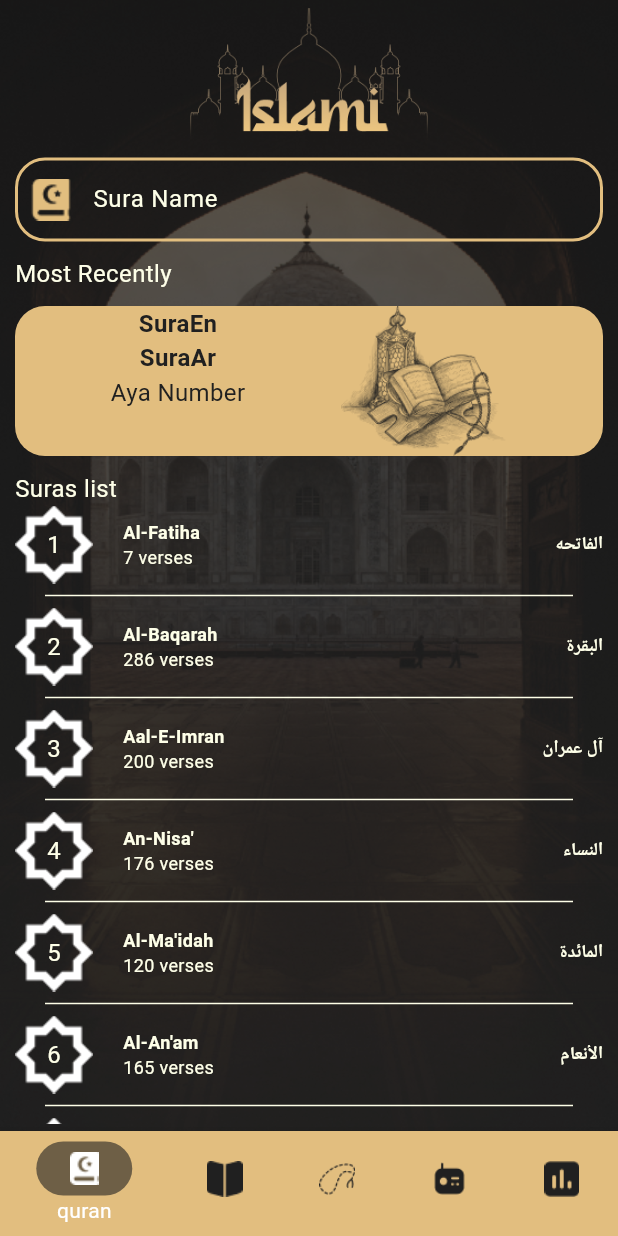
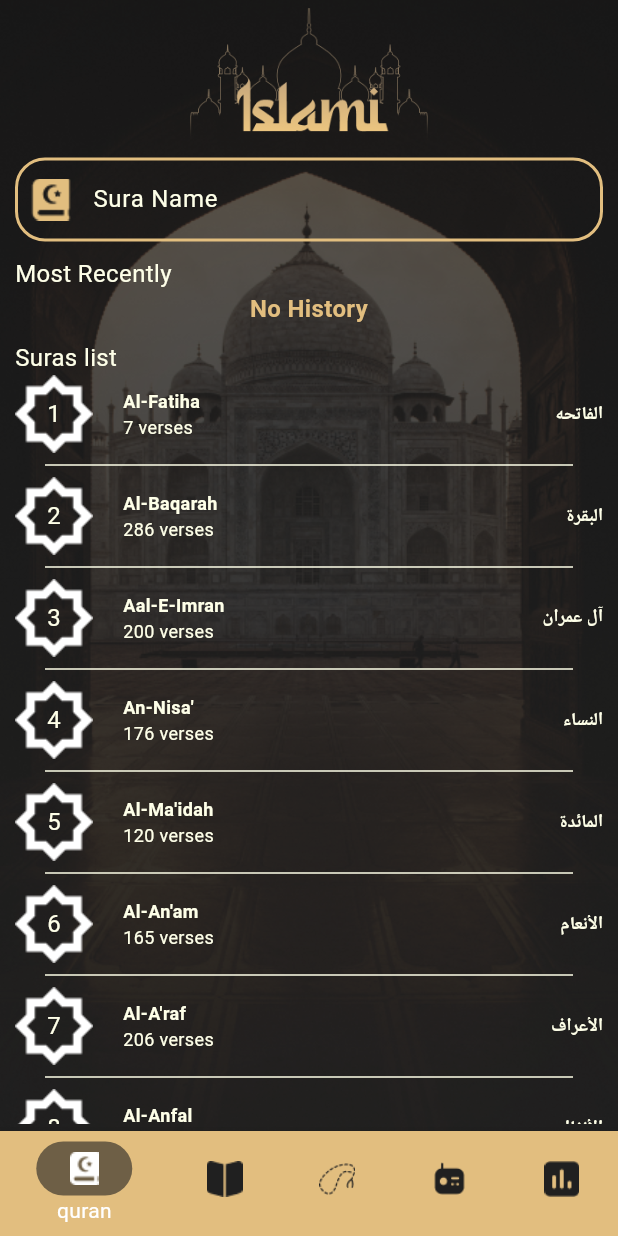
Before and after one commit to dekheel/new_islamic, a Flutter app: the screen it shows after launch, on a phone screen of 412 x 824 dp. Run offline on Flutter 3.47's test engine with Material 3 defaults, Android fonts, the phone set to English and light mode, and no system bars; our stand-ins replace carousel_slider, shared_preferences.

Commit message:
Most Recently Suras

```diff
--- a/lib/Model/sura_model.dart
+++ b/lib/Model/sura_model.dart
@@ -356,6 +356,20 @@ class SuraModel {
 
   static final List<SuraModel> suraList = [];
 
+  // return SuraNo from its name
+
+  static int buildSuraNo(SuraModel sura_model) {
+    return int.parse(
+        sura_model.fileName.substring(0, sura_model.fileName.indexOf('.')));
+  }
+
+  // return SuraModel by its No
+  static SuraModel suraByIndex(String index) {
+    return suraList.firstWhere((suraModel) {
+      return buildSuraNo(suraModel).toString() == index;
+    });
+  }
+
   SuraModel(
       {required this.suraEnName,
       required this.suraArName,
--- a/lib/Pages/Home/home_page.dart
+++ b/lib/Pages/Home/home_page.dart
@@ -20,7 +20,7 @@ class _HomePageState extends State<HomePage> {
   int selectedBottomNavBarIndex = 0;
 
   List<Widget> tabsBody = [
-    const QuranTab(),
+    QuranTab(),
     HadethTab(),
     const SebhaTab(),
     const RadioTab(),
--- a/lib/Tabs/Quran/Widgets/most_recent_card.dart
+++ b/lib/Tabs/Quran/Widgets/most_recent_card.dart
@@ -1,50 +1,83 @@
 import 'package:flutter/material.dart';
+import 'package:islami_app_new/Pages/Quran/sura_details_screen.dart';
 import 'package:islami_app_new/core/app_assets.dart';
 import 'package:islami_app_new/core/app_colors.dart';
 
+import '../../../Model/sura_model.dart';
+
 class MostRecentCard extends StatelessWidget {
-  const MostRecentCard({super.key});
+  MostRecentCard({super.key, this.suraModel, this.deleteRecent});
 
+  final SuraModel? suraModel;
+  Future<void> Function(int index)? deleteRecent;
   @override
   Widget build(BuildContext context) {
-    return Column(
-      crossAxisAlignment: CrossAxisAlignment.stretch,
+    return suraModel != null
+        ? Stack(
             children: [
-        const SizedBox(height: 10),
-        Text(
-          "Most Recently",
-          style: _txtStyleBuilder(),
-        ),
-        const SizedBox(height: 10),
-        Container(
-            height: 100,
+              InkWell(
+                  onTap: () {
+                    Navigator.of(context).pushNamed(SuraDetailsScreen.routeName,
+                        arguments: suraModel);
+                  },
+                  child: Container(
+                      height: 150,
                       decoration: BoxDecoration(
                           color: AppColors.primaryDark,
                           borderRadius: BorderRadius.circular(20)),
-            child: Row(
+                      child: Column(
+                        mainAxisAlignment: MainAxisAlignment.center,
+                        children: [
+                          Row(
                             mainAxisAlignment: MainAxisAlignment.spaceEvenly,
                             children: [
                               Column(
                                 crossAxisAlignment: CrossAxisAlignment.center,
                                 children: [
                                   Text(
-                      "SuraEn",
+                                    suraModel!.suraArName,
                                     style: _txtStyleBuilder(
                                         color: AppColors.blackColor,
                                         fontWeight: FontWeight.bold),
                                   ),
-                    Text("SuraAr",
+                                  Text(suraModel!.suraEnName,
                                       style: _txtStyleBuilder(
                                           color: AppColors.blackColor,
                                           fontWeight: FontWeight.bold)),
-                    Text("Aya Number",
-                        style: _txtStyleBuilder(color: AppColors.blackColor)),
+                                  Text(suraModel!.noVerses,
+                                      style: _txtStyleBuilder(
+                                          color: AppColors.blackColor)),
                                 ],
                               ),
                               Image.asset(AppAssets.recentQuranImage)
                             ],
-            )),
+                          ),
                         ],
+                      ))),
+              Positioned(
+                  top: 5,
+                  right: 5,
+                  child: CircleAvatar(
+                    radius: 15,
+                    backgroundColor: Color.fromARGB(255, 47, 47, 47),
+                    child: IconButton(
+                      onPressed: () {
+                        deleteRecent!(SuraModel.buildSuraNo(suraModel!));
+                      },
+                      icon: Icon(
+                        Icons.delete,
+                      ),
+                      iconSize: 15,
+                      color: AppColors.primaryDark,
+                    ),
+                  ))
+            ],
+          )
+        : Text(
+            textAlign: TextAlign.center,
+            "No History",
+            style: _txtStyleBuilder(
+                color: AppColors.primaryDark, fontWeight: FontWeight.bold),
           );
   }
 
--- a/lib/Tabs/Quran/quran_tab.dart
+++ b/lib/Tabs/Quran/quran_tab.dart
@@ -1,3 +1,4 @@
+import 'package:carousel_slider/carousel_slider.dart';
 import 'package:flutter/material.dart';
 import 'package:islami_app_new/Model/sura_model.dart';
 import 'package:islami_app_new/Pages/Quran/sura_details_screen.dart';
@@ -5,6 +6,7 @@ import 'package:islami_app_new/Tabs/Quran/Widgets/most_recent_card.dart';
 import 'package:islami_app_new/Tabs/Quran/Widgets/suras_list.dart';
 import 'package:islami_app_new/core/app_assets.dart';
 import 'package:islami_app_new/core/app_colors.dart';
+import 'package:shared_preferences/shared_preferences.dart';
 
 class QuranTab extends StatefulWidget {
   const QuranTab({Key? key}) : super(key: key);
@@ -27,12 +29,15 @@ class _QuranTabState extends State<QuranTab> {
   @override
   void initState() {
     addSuraList();
+    getRecentSura();
     // TODO: implement initState
     super.initState();
   }
 
   List<SuraModel> filteredSuraList = SuraModel.suraList;
   TextEditingController searchTxt = TextEditingController();
+
+  List<String>? mostRecentSuraNo = [];
 
   @override
   Widget build(BuildContext context) {
@@ -89,8 +94,33 @@ class _QuranTabState extends State<QuranTab> {
                         )
                       : null),
             ),
+            const SizedBox(height: 10),
+
             searchTxt.text.isEmpty
-                ? const MostRecentCard()
+                ? Text(
+                    "Most Recently",
+                    style: _txtStyleBuilder(),
+                  )
+                : const SizedBox.shrink(),
+
+            searchTxt.text.isEmpty
+                ? (mostRecentSuraNo != null && mostRecentSuraNo!.isNotEmpty)
+                    ? CarouselSlider.builder(
+                        itemBuilder: (context, index, realIndex) {
+                          return MostRecentCard(
+                              suraModel: SuraModel.suraByIndex(
+                                  mostRecentSuraNo![index]),
+                              deleteRecent: removeSura);
+                        },
+                        itemCount: mostRecentSuraNo?.length,
+                        options: CarouselOptions(
+                            enableInfiniteScroll: false,
+                            height: 160,
+                            reverse: true,
+                            viewportFraction: .75,
+                            enlargeCenterPage: true),
+                      )
+                    : MostRecentCard()
                 : const SizedBox.shrink(),
             const SizedBox(height: 10),
             Text(
@@ -108,10 +138,10 @@ class _QuranTabState extends State<QuranTab> {
                         Navigator.of(context).pushNamed(
                             SuraDetailsScreen.routeName,
                             arguments: sura_model);
+                        saveRecentSura(SuraModel.buildSuraNo(sura_model));
                       },
                       child: SurasList(
-                          index: int.parse(sura_model.fileName
-                              .substring(0, sura_model.fileName.indexOf('.'))),
+                          index: SuraModel.buildSuraNo(sura_model),
                           suraModel: sura_model),
                     );
                   },
@@ -149,4 +179,48 @@ class _QuranTabState extends State<QuranTab> {
       fontWeight: fontWeight,
     );
   }
+
+  Future<void> saveRecentSura(int index) async {
+    final SharedPreferences prefs = await SharedPreferences.getInstance();
+    final List<String>? mostRecent = await getRecentSura();
+
+    if (mostRecent == null) {
+      mostRecent?[0] = index.toString();
+    } else {
+      if (mostRecent.contains(index.toString())) {
+        mostRecent.remove(index.toString());
+        mostRecent.add(index.toString());
+      } else {
+        mostRecent.add(index.toString());
+      }
+    }
+    await prefs.setStringList('recent', mostRecent ?? []);
+    getRecentSura();
+
+    setState(() {});
+  }
+
+  Future<List<String>?> getRecentSura() async {
+    final SharedPreferences prefs = await SharedPreferences.getInstance();
+    mostRecentSuraNo = prefs.getStringList('recent');
+    mostRecentSuraNo = mostRecentSuraNo?.reversed.toList();
+    await prefs.setStringList('recent', mostRecentSuraNo ?? []);
+
+    setState(() {});
+    return mostRecentSuraNo;
+  }
+
+  Future<void> removeSura(int index) async {
+    final SharedPreferences prefs = await SharedPreferences.getInstance();
+    List<String>? readSuraList = prefs.getStringList('recent');
+
+    if (readSuraList != null) {
+      if (readSuraList.contains(index.toString())) {
+        readSuraList.remove(index.toString());
+        await prefs.setStringList('recent', readSuraList);
+        getRecentSura();
+        setState(() {});
+      }
+    }
+  }
 }
--- a/pubspec.yaml
+++ b/pubspec.yaml
@@ -32,6 +32,7 @@ dependencies:
     sdk: flutter
   flutter_native_splash: ^2.4.3
   carousel_slider: ^5.0.0
+  shared_preferences: ^2.3.3
 
   # The following adds the Cupertino Icons font to your application.
   # Use with the CupertinoIcons class for iOS style icons.
```
Also changed, not shown: lib/Pages/Quran/sura_details_screen.dart (+8 -8 lines), pubspec.lock, 1 other file. Lines whose indentation alone changed are shown as unchanged.
